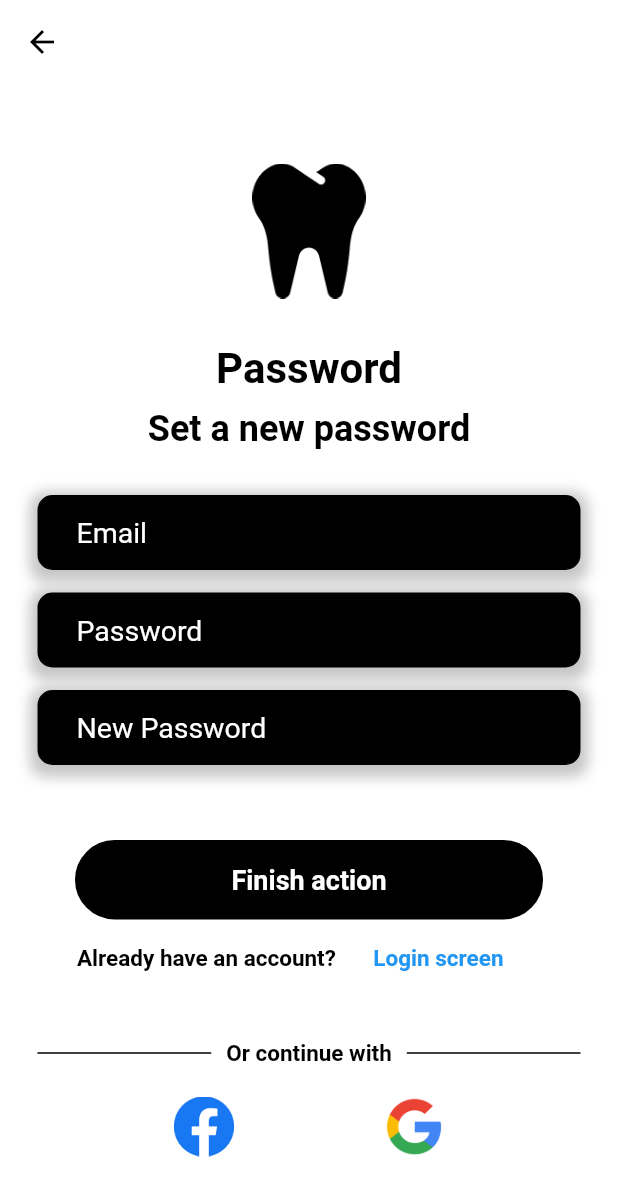
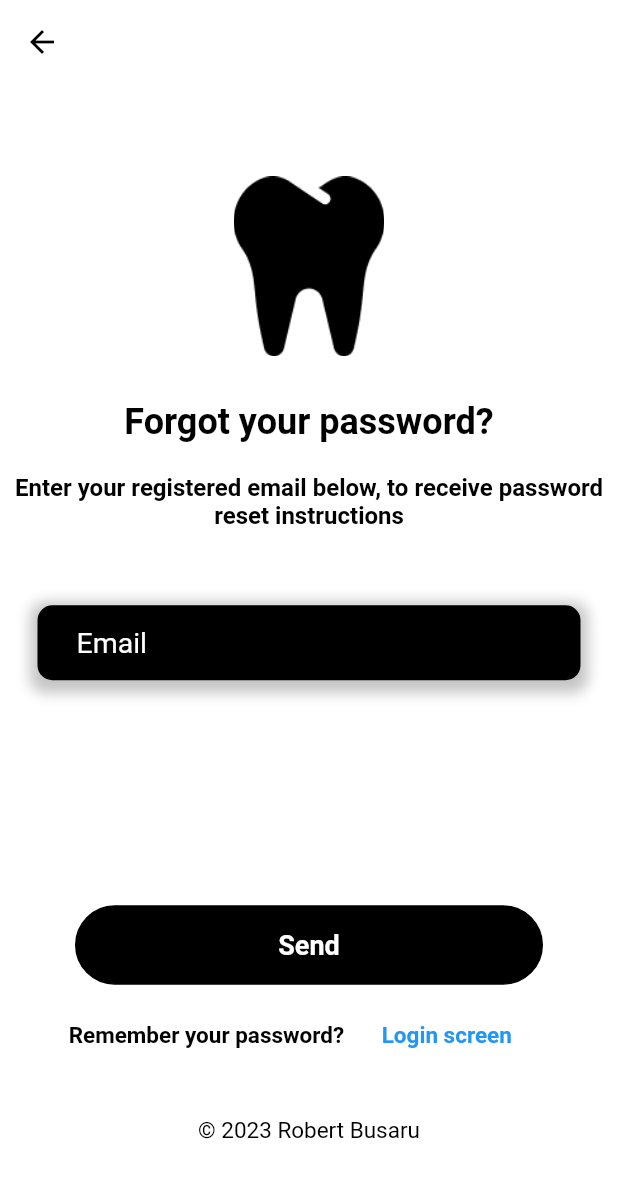
Before and after one commit to robertbusaru/flutter_framework_app_bachelors_degree_project, a Flutter app: the ForgotPassword screen opened directly, on a phone screen of 412 x 824 dp. Shown: the top 1196 px of the screen. Run offline on Flutter 3.47's test engine with Material 2 defaults, Android fonts, the phone set to English and light mode, and no system bars; our stand-ins replace firebase_auth, firebase_core, google_fonts; accounts and stored records are empty.

Commit message:
UI changes + added forgot password screen

```diff
--- /dev/null
+++ b/lib/components/my_reset_password_button.dart
@@ -0,0 +1,37 @@
+import 'package:flutter/material.dart';
+import 'package:google_fonts/google_fonts.dart';
+
+class MyResetPasswordButton extends StatelessWidget{
+  final Function()? onTap;
+
+  const MyResetPasswordButton({
+    super.key,
+    required this.onTap,
+  });
+
+  @override
+  Widget build(BuildContext context){
+    return GestureDetector(
+      onTap: onTap,
+      child: Padding(
+        padding: const EdgeInsets.symmetric(horizontal: 50.0),
+        child: Container(
+          padding: const EdgeInsets.all(15),
+          decoration: BoxDecoration(
+            color: Colors.black,
+            border: Border.all(color: Colors.black),
+            borderRadius: BorderRadius.circular(30),),
+          child: Center(
+            child: Text('Send',
+              style: GoogleFonts.aBeeZee(
+                fontSize: 18,
+                color: Colors.white,
+                fontWeight: FontWeight.bold,
+              ),
+            ),
+          ),
+        ),
+      ),
+    );
+  }
+}
--- a/lib/pages/forgot_password.dart
+++ b/lib/pages/forgot_password.dart
@@ -3,7 +3,7 @@ import 'package:dentalapp/pages/auth_page.dart';
 import 'package:flutter/material.dart';
 import 'package:google_fonts/google_fonts.dart';
 import '../components/my_go_back_button.dart';
-import '../components/my_register_button.dart';
+import '../components/my_reset_password_button.dart';
 
 class ForgotPassword extends StatefulWidget{
 
@@ -47,31 +47,31 @@ class _ForgotPasswordState extends State<ForgotPassword>{
                       children: [
                         Image.asset(
                           'lib/images/vector_login.png',
-                          height: 90,
-                          width: 90,
+                          height: 120,
+                          width: 120,
                         ),
                         const SizedBox(height: 30),
 
-                        // Register text
-                        Text('Password',
-                            style: GoogleFonts.aBeeZee(
-                              fontSize: 28,
-                              color: Colors.black,
-                              fontWeight: FontWeight.bold,
-                            )
-                        ),
-                        const SizedBox(height: 10),
-
                         // Create a new account text
                         Text(
-                            'Set a new password',
+                            'Forgot your password?',
                             style: GoogleFonts.aBeeZee(
                               fontSize: 24,
                               color: Colors.black,
                               fontWeight: FontWeight.bold,
                             )
                         ),
-                        const SizedBox(height: 30),
+                        const SizedBox(height: 20),
+                        Text(
+                            "Enter your registered email below, to receive password reset instructions",
+                            textAlign: TextAlign.center,
+                            style: GoogleFonts.aBeeZee(
+                              fontSize: 16,
+                              color: Colors.black,
+                              fontWeight: FontWeight.bold,
+                            )
+                        ),
+                        const SizedBox(height: 50),
 
                         // Email field
                         MyTextField(
@@ -79,25 +79,10 @@ class _ForgotPasswordState extends State<ForgotPassword>{
                           hintText: 'Email',
                           obscureText: false,
                         ),
-                        const SizedBox(height: 15),
-
-                        // Password field
-                        MyTextField(
-                          controller: passwordController,
-                          hintText: 'Password',
-                          obscureText: true,
-                        ),
-                        const SizedBox(height: 15),
-
-                        MyTextField(
-                          controller: newPasswordController,
-                          hintText: 'New Password',
-                          obscureText: true,
-                        ),
-                        const SizedBox(height: 50),
+                        const SizedBox(height: 150),
 
                         // sign in field
-                        MyRegisterButton(
+                        MyResetPasswordButton(
                           onTap: () {
                             Navigator.push(
                               context,
@@ -105,14 +90,15 @@ class _ForgotPasswordState extends State<ForgotPassword>{
                             );
                           },
                         ),
+                        const SizedBox(height: 10),
 
-                        const SizedBox(height: 2),
-                        // Already have an account?
+                        // Remember password?
                         Row(
                           mainAxisAlignment: MainAxisAlignment.center,
                           children: [
                             Text(
-                                "Already have an account?",
+                                "Remember your password?",
+                                textAlign: TextAlign.center,
                                 style: GoogleFonts.aBeeZee(
                                   fontSize: 15,
                                   color: Colors.black,
@@ -130,60 +116,15 @@ class _ForgotPasswordState extends State<ForgotPassword>{
                           ],
                         ),
                         const SizedBox(height: 30),
-
-                        // Or connect with one of those:
-                        Padding(
-                          padding: const EdgeInsets.symmetric(horizontal: 25.0),
-                          child: Row(
-                            children: [
-                              const Expanded(
-                                child:
-                                Divider(
-                                  thickness: 1,
-                                  color: Colors.black,
-                                ),
-                              ),
-
-                              Padding(
-                                padding: const EdgeInsets.symmetric(horizontal: 10.0),
-                                child: Text('Or continue with',
-                                  style: GoogleFonts.aBeeZee(
-                                    fontSize: 15,
-                                    color: Colors.black,
-                                    fontWeight: FontWeight.bold,
-                                  ),
-                                ),
-                              ),
-
-                              const Expanded(
-                                child:
-                                Divider(
-                                  thickness: 1,
-                                  color: Colors.black,
-                                ),
-                              )
-                            ],
+                        Text(
+                          "© 2023 Robert Busaru",
+                          textAlign: TextAlign.center,
+                          style: GoogleFonts.aBeeZee(
+                            fontSize: 15,
+                            color: Colors.black,
                           ),
                         ),
-                        const SizedBox(height: 20),
 
-                        // google and facebook login
-                        Row(
-                            mainAxisAlignment: MainAxisAlignment.center,
-                            children: [
-                              Image.asset(
-                                'lib/images/facebook.png',
-                                height: 40,
-                                width: 40,
-                              ),
-                              const SizedBox(width: 100),
-                              Image.asset(
-                                'lib/images/google.png',
-                                height: 40,
-                                width: 40,
-                              ),
-                            ]
-                        ),
                       ]),
                 )
             )
--- a/lib/pages/login_page.dart
+++ b/lib/pages/login_page.dart
@@ -8,8 +8,6 @@ import 'package:flutter/material.dart';
 import 'package:google_fonts/google_fonts.dart';
 import 'package:firebase_auth/firebase_auth.dart';
 
-import 'auth_page.dart';
-//import 'package:firebase_auth/firebase_auth.dart';
 
 class LoginPage extends StatefulWidget {
   const LoginPage({super.key});
--- a/lib/pages/logout_page.dart
+++ b/lib/pages/logout_page.dart
@@ -66,6 +66,7 @@ class _LogoutPageState extends State<LogoutPage>{
                         const SizedBox(height: 60),
                         Text(
                           "© 2023 Robert Busaru",
+                          textAlign: TextAlign.center,
                           style: GoogleFonts.aBeeZee(
                             fontSize: 15,
                             color: Colors.black,
```
